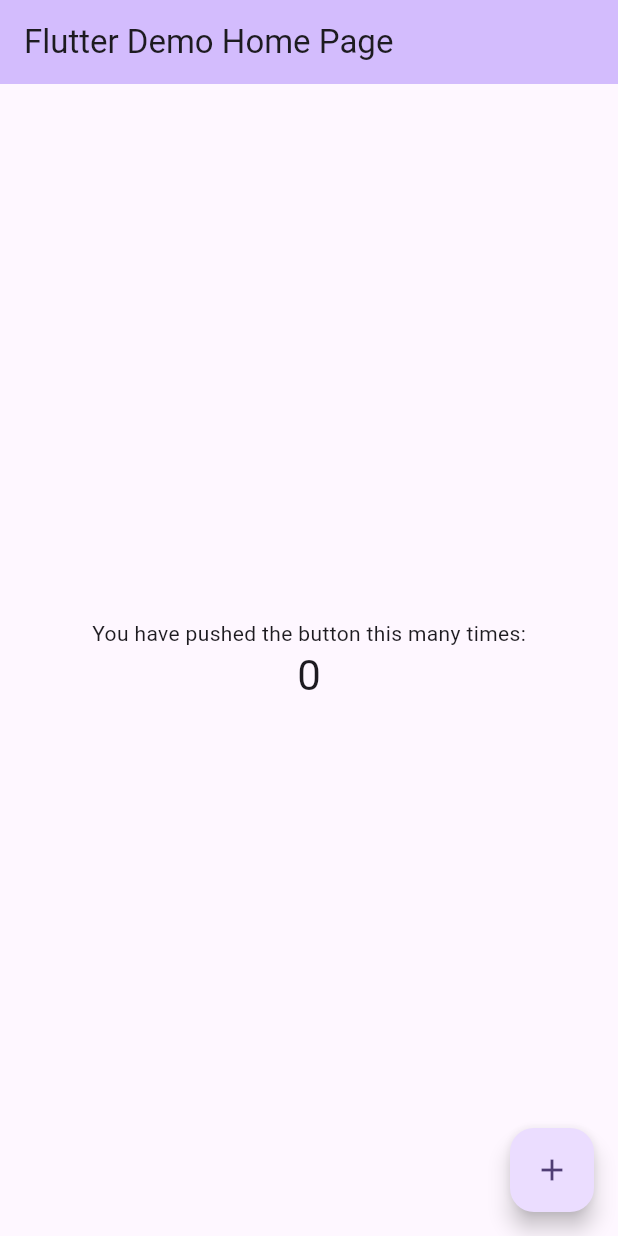
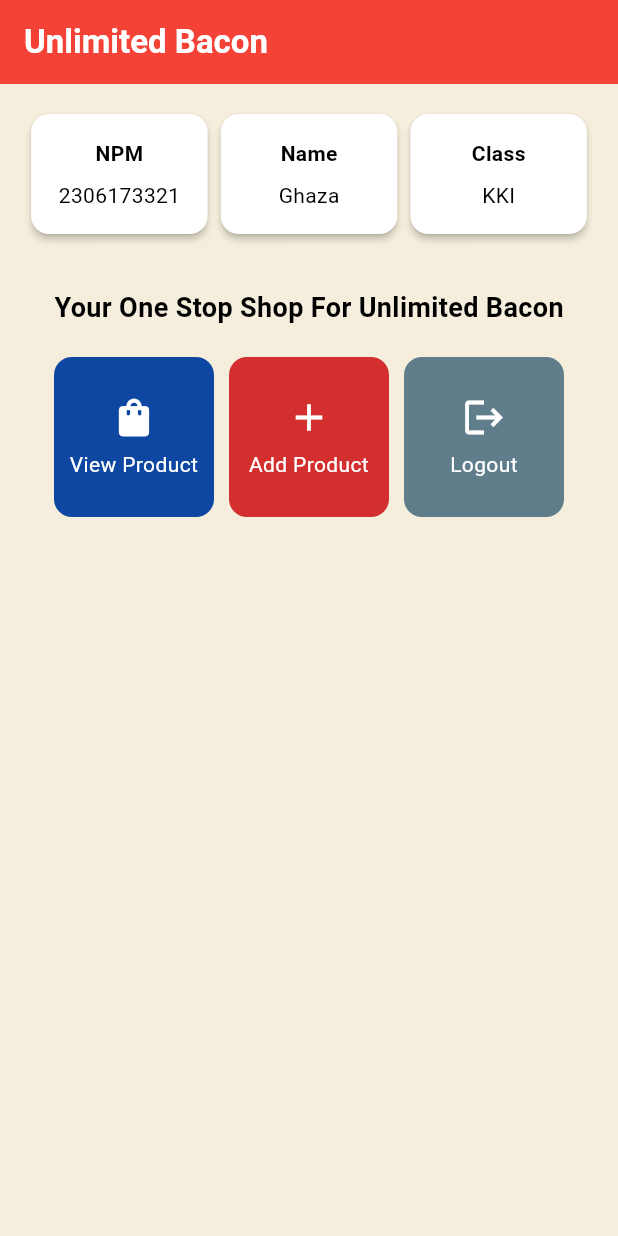
Before and after one commit to GhazaFadhlilbaqi/unlimited-bacon-mobile, a Flutter app: the screen it shows after launch, on a phone screen of 412 x 824 dp. Run offline on Flutter 3.47's test engine with Material 3 defaults, Android fonts, the phone set to English and light mode, and no system bars.

```diff
--- a/lib/main.dart
+++ b/lib/main.dart
@@ -1,4 +1,5 @@
 import 'package:flutter/material.dart';
+import 'package:unlimited_bacon_mobile/menu.dart';
 
 void main() {
   runApp(const MyApp());
@@ -28,98 +29,12 @@ class MyApp extends StatelessWidget {
         //
         // This works for code too, not just values: Most code changes can be
         // tested with just a hot reload.
-        colorScheme: ColorScheme.fromSeed(seedColor: Colors.deepPurple),
+        colorScheme: ColorScheme.fromSwatch(
+            primarySwatch: Colors.red,
+        ).copyWith(secondary: Colors.redAccent[400]),
         useMaterial3: true,
       ),
-      home: const MyHomePage(title: 'Flutter Demo Home Page'),
+      home: MyHomePage(),
     );
   }
 }
-
-class MyHomePage extends StatefulWidget {
-  const MyHomePage({super.key, required this.title});
-
-  // This widget is the home page of your application. It is stateful, meaning
-  // that it has a State object (defined below) that contains fields that affect
-  // how it looks.
-
-  // This class is the configuration for the state. It holds the values (in this
-  // case the title) provided by the parent (in this case the App widget) and
-  // used by the build method of the State. Fields in a Widget subclass are
-  // always marked "final".
-
-  final String title;
-
-  @override
-  State<MyHomePage> createState() => _MyHomePageState();
-}
-
-class _MyHomePageState extends State<MyHomePage> {
-  int _counter = 0;
-
-  void _incrementCounter() {
-    setState(() {
-      // This call to setState tells the Flutter framework that something has
-      // changed in this State, which causes it to rerun the build method below
-      // so that the display can reflect the updated values. If we changed
-      // _counter without calling setState(), then the build method would not be
-      // called again, and so nothing would appear to happen.
-      _counter++;
-    });
-  }
-
-  @override
-  Widget build(BuildContext context) {
-    // This method is rerun every time setState is called, for instance as done
-    // by the _incrementCounter method above.
-    //
-    // The Flutter framework has been optimized to make rerunning build methods
-    // fast, so that you can just rebuild anything that needs updating rather
-    // than having to individually change instances of widgets.
-    return Scaffold(
-      appBar: AppBar(
-        // TRY THIS: Try changing the color here to a specific color (to
-        // Colors.amber, perhaps?) and trigger a hot reload to see the AppBar
-        // change color while the other colors stay the same.
-        backgroundColor: Theme.of(context).colorScheme.inversePrimary,
-        // Here we take the value from the MyHomePage object that was created by
-        // the App.build method, and use it to set our appbar title.
-        title: Text(widget.title),
-      ),
-      body: Center(
-        // Center is a layout widget. It takes a single child and positions it
-        // in the middle of the parent.
-        child: Column(
-          // Column is also a layout widget. It takes a list of children and
-          // arranges them vertically. By default, it sizes itself to fit its
-          // children horizontally, and tries to be as tall as its parent.
-          //
-          // Column has various properties to control how it sizes itself and
-          // how it positions its children. Here we use mainAxisAlignment to
-          // center the children vertically; the main axis here is the vertical
-          // axis because Columns are vertical (the cross axis would be
-          // horizontal).
-          //
-          // TRY THIS: Invoke "debug painting" (choose the "Toggle Debug Paint"
-          // action in the IDE, or press "p" in the console), to see the
-          // wireframe for each widget.
-          mainAxisAlignment: MainAxisAlignment.center,
-          children: <Widget>[
-            const Text(
-              'You have pushed the button this many times:',
-            ),
-            Text(
-              '$_counter',
-              style: Theme.of(context).textTheme.headlineMedium,
-            ),
-          ],
-        ),
-      ),
-      floatingActionButton: FloatingActionButton(
-        onPressed: _incrementCounter,
-        tooltip: 'Increment',
-        child: const Icon(Icons.add),
-      ), // This trailing comma makes auto-formatting nicer for build methods.
-    );
-  }
-}
--- /dev/null
+++ b/lib/menu.dart
@@ -0,0 +1,156 @@
+import 'package:flutter/material.dart';
+
+class MyHomePage extends StatelessWidget {
+  final String npm = '2306173321'; // NPM
+  final String name = 'Ghaza'; // Name
+  final String className = 'KKI'; // Class
+  final List<ItemHomePage> items = [
+    ItemHomePage("View Product", Icons.shopping_bag, Colors.blue.shade900),
+    ItemHomePage("Add Product", Icons.add, Colors.red.shade700),
+    ItemHomePage("Logout", Icons.logout, Colors.blueGrey),
+  ];
+  MyHomePage({super.key});
+
+  @override
+  Widget build(BuildContext context) {
+    return Scaffold(
+      backgroundColor: const Color(0xFFF5EEDC),
+
+      appBar: AppBar(
+        title: const Text(
+          'Unlimited Bacon',
+          style: TextStyle(
+            color: Colors.white,
+            fontWeight: FontWeight.bold,
+          ),
+        ),
+        backgroundColor: Theme.of(context).colorScheme.primary,
+      ),
+
+      body: Padding(
+        padding: const EdgeInsets.all(16.0),
+        child: Column(
+          crossAxisAlignment: CrossAxisAlignment.center,
+          children: [
+            Row(
+              mainAxisAlignment: MainAxisAlignment.spaceEvenly,
+              children: [
+                InfoCard(title: 'NPM', content: npm),
+                InfoCard(title: 'Name', content: name),
+                InfoCard(title: 'Class', content: className),
+              ],
+            ),
+            const SizedBox(height: 16.0),
+            Center(
+              child: Column(
+                children: [
+                  const Padding(
+                    padding: EdgeInsets.only(top: 16.0),
+                    child: Text(
+                      'Your One Stop Shop For Unlimited Bacon',
+                      style: TextStyle(
+                        fontWeight: FontWeight.bold,
+                        fontSize: 18.0,
+                      ),
+                    ),
+                  ),
+                  GridView.count(
+                    primary: true,
+                    padding: const EdgeInsets.all(20),
+                    crossAxisSpacing: 10,
+                    mainAxisSpacing: 10,
+                    crossAxisCount: 3,
+                    shrinkWrap: true,
+                    children: items.map((ItemHomePage item) {
+                      return ItemCard(item);
+                    }).toList(),
+                  ),
+                ],
+              ),
+            ),
+          ],
+        ),
+      ),
+    );
+  }
+}
+
+class ItemCard extends StatelessWidget {
+  final ItemHomePage item;
+
+  const ItemCard(this.item, {super.key});
+
+  @override
+  Widget build(BuildContext context) {
+    return Material(
+      color: item.color,
+      borderRadius: BorderRadius.circular(12),
+      child: InkWell(
+        onTap: () {
+          ScaffoldMessenger.of(context)
+            ..hideCurrentSnackBar()
+            ..showSnackBar(
+              SnackBar(content: Text("You have pressed the ${item.name} button!"))
+            );
+        },
+        child: Container(
+          padding: const EdgeInsets.all(8),
+          child: Center(
+            child: Column(
+              mainAxisAlignment: MainAxisAlignment.center,
+              children: [
+                Icon(
+                  item.icon,
+                  color: Colors.white,
+                  size: 30.0,
+                ),
+                const Padding(padding: EdgeInsets.all(3)),
+                Text(
+                  item.name,
+                  textAlign: TextAlign.center,
+                  style: const TextStyle(color: Colors.white),
+                ),
+              ],
+            ),
+          ),
+        ),
+      ),
+    );
+  }
+}
+
+class ItemHomePage {
+  final String name;
+  final IconData icon;
+  final Color color; // New color property
+
+  ItemHomePage(this.name, this.icon, this.color);
+}
+
+class InfoCard extends StatelessWidget {
+  final String title;
+  final String content;
+
+  const InfoCard({super.key, required this.title, required this.content});
+
+  @override
+  Widget build(BuildContext context) {
+    return Card(
+      elevation: 2.0,
+      child: Container(
+        width: MediaQuery.of(context).size.width / 3.5,
+        padding: const EdgeInsets.all(16.0),
+        child: Column(
+          children: [
+            Text(
+              title,
+              style: const TextStyle(fontWeight: FontWeight.bold),
+            ),
+            const SizedBox(height: 8.0),
+            Text(content),
+          ],
+        ),
+      ),
+    );
+  }
+}
```
Also changed, not shown: 1 other file.
